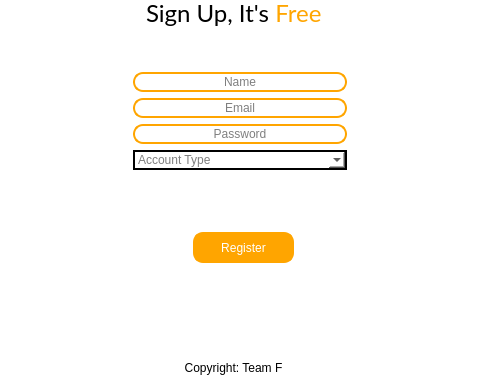
Before: the Qt Designer form register_window.ui in jonnyjm/Food_Lover_Ultimate, drawn with Qt 5; both pictures show x 167 to 647 and y 218 to 600 of the 800 by 600 pixel window.
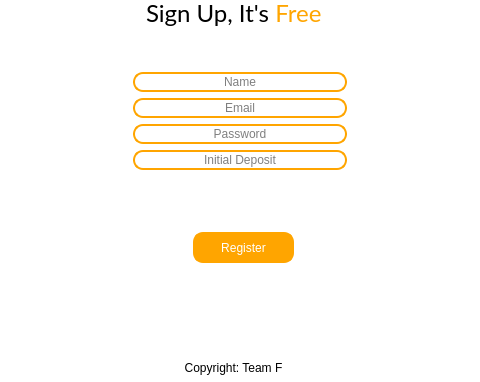
After: the same form once the commit is applied. Icons and pictures are not drawn.

Patch:
```diff
--- a/register_window.ui
+++ b/register_window.ui
@@ -181,40 +181,19 @@
       </widget>
      </item>
      <item>
-      <widget class="QComboBox" name="acc_type">
-       <property name="font">
-        <font>
-         <hintingpreference>PreferFullHinting</hintingpreference>
-        </font>
-       </property>
+      <widget class="QLineEdit" name="init_deposit">
        <property name="styleSheet">
-        <string notr="true">color: black;
-background-color: white; border: 2px solid </string>
+        <string notr="true">border: 2px solid orange; border-radius: 10px;</string>
        </property>
-       <property name="editable">
-        <bool>false</bool>
-       </property>
-       <property name="currentText">
+       <property name="text">
         <string/>
        </property>
+       <property name="alignment">
+        <set>Qt::AlignCenter</set>
+       </property>
        <property name="placeholderText">
-        <string>Account Type</string>
+        <string>Initial Deposit</string>
        </property>
-       <item>
-        <property name="text">
-         <string>Customer Account</string>
-        </property>
-       </item>
-       <item>
-        <property name="text">
-         <string>Store Account</string>
-        </property>
-       </item>
-       <item>
-        <property name="text">
-         <string>Surfer Account</string>
-        </property>
-       </item>
       </widget>
      </item>
      <item>
```
